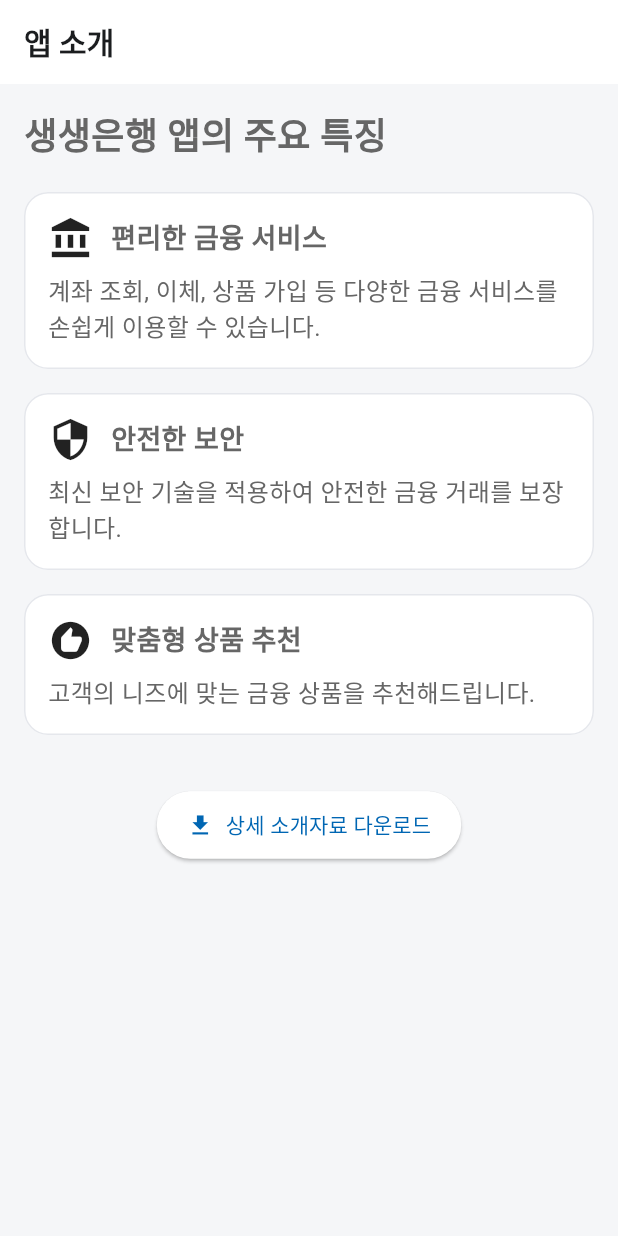
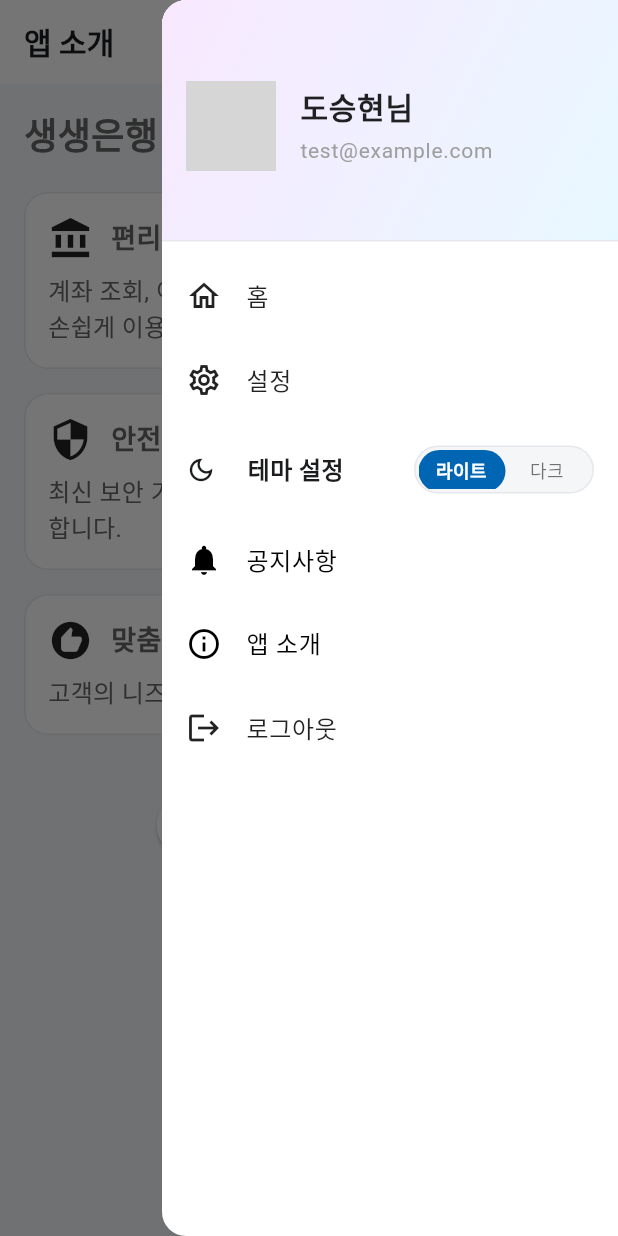
Before and after one commit to joopok/flutter_ai, a Flutter app: the AppIntroductionScreen screen opened by its route, with the side drawer open (before the commit the screen has no drawer), on a phone screen of 412 x 824 dp. Run offline on Flutter 3.47's test engine with Material 3 defaults, Android fonts, the light colour scheme and no system bars; our stand-ins replace cached_network_image, dio, flutter_riverpod, freezed_annotation, go_router, loading_indicator and 4 more; accounts and stored records are empty; generated files the repository leaves out were written again; network calls fail; grey boxes are pictures that could not be loaded.

```diff
--- a/lib/screens/app_introduction_screen.dart
+++ b/lib/screens/app_introduction_screen.dart
@@ -1,5 +1,6 @@
 import 'package:flutter/material.dart';
 import 'package:url_launcher/url_launcher.dart';
+import '../components/custom_end_drawer.dart';
 
 class AppIntroductionScreen extends StatelessWidget {
   const AppIntroductionScreen({super.key});
@@ -21,6 +22,7 @@ class AppIntroductionScreen extends StatelessWidget {
       appBar: AppBar(
         title: const Text('앱 소개'),
       ),
+      endDrawer: const CustomEndDrawer(),
       body: SingleChildScrollView(
         padding: const EdgeInsets.all(16.0),
         child: Column(
--- a/lib/screens/consume.dart
+++ b/lib/screens/consume.dart
@@ -304,6 +304,7 @@ class _ConsumeScreenState extends ConsumerState<ConsumeScreen>
 
             // 달력
             _buildCalendar(isDarkMode),
+            _buildExpenseDetails(isDarkMode),  // 지출내역 위젯 추가
 
             // 전체 소비내역 보기 버튼
             Container(
--- a/lib/screens/event_screen.dart
+++ b/lib/screens/event_screen.dart
@@ -1,5 +1,6 @@
 import 'package:flutter/material.dart';
 import 'package:go_router/go_router.dart';
+import '../components/custom_end_drawer.dart';
 
 class EventScreen extends StatefulWidget {
   const EventScreen({super.key});
@@ -81,6 +82,7 @@ class _EventScreenState extends State<EventScreen> {
           ),
         ),
       ),
+      endDrawer: const CustomEndDrawer(),
       body: Column(
         children: [
           Expanded(
```
Also changed, not shown: lib/api/api_config.dart (+5 -2 lines), lib/main.dart (+4 -4 lines).
